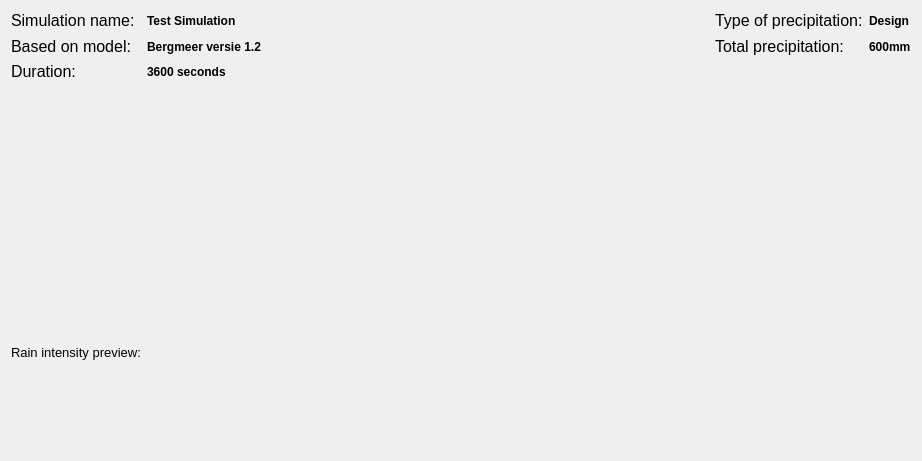
Before: the Qt Designer form threedi_api_qgis_client/ui/page4.ui in nens/threedi-api-qgis-client, drawn with Qt 5.
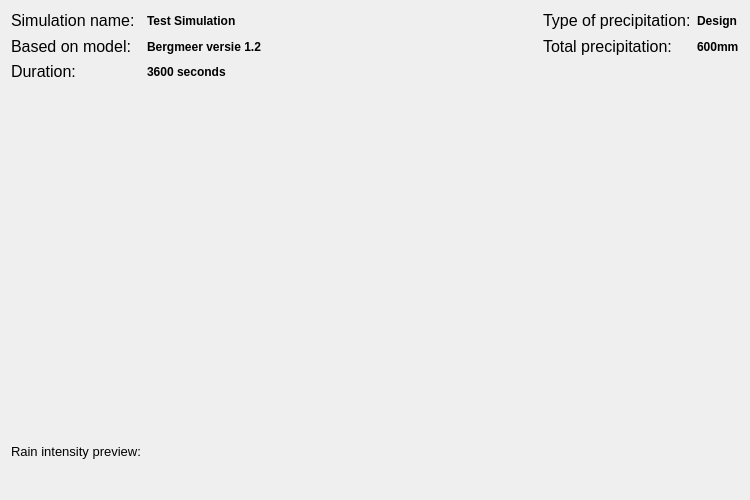
After: the same form once the commit is applied.

Diff of the .ui file:
```diff
--- a/threedi_api_qgis_client/ui/page4.ui
+++ b/threedi_api_qgis_client/ui/page4.ui
@@ -9,12 +9,12 @@
    <rect>
     <x>0</x>
     <y>0</y>
-    <width>922</width>
-    <height>461</height>
+    <width>750</width>
+    <height>500</height>
    </rect>
   </property>
   <property name="sizePolicy">
-   <sizepolicy hsizetype="Expanding" vsizetype="Expanding">
+   <sizepolicy hsizetype="Fixed" vsizetype="Minimum">
     <horstretch>0</horstretch>
     <verstretch>0</verstretch>
    </sizepolicy>
@@ -122,7 +122,7 @@
    <item row="5" column="0">
     <widget class="QLabel" name="label_11">
      <property name="sizePolicy">
-      <sizepolicy hsizetype="Preferred" vsizetype="MinimumExpanding">
+      <sizepolicy hsizetype="Preferred" vsizetype="Minimum">
        <horstretch>0</horstretch>
        <verstretch>0</verstretch>
       </sizepolicy>
@@ -226,6 +226,19 @@
      </property>
     </layout>
    </item>
+   <item row="7" column="0" colspan="5">
+    <spacer name="horizontalSpacer_2">
+     <property name="orientation">
+      <enum>Qt::Horizontal</enum>
+     </property>
+     <property name="sizeHint" stdset="0">
+      <size>
+       <width>40</width>
+       <height>20</height>
+      </size>
+     </property>
+    </spacer>
+   </item>
   </layout>
  </widget>
  <resources/>
```
Left out of the diff: 230 changed lines with no effect on the pictures.
